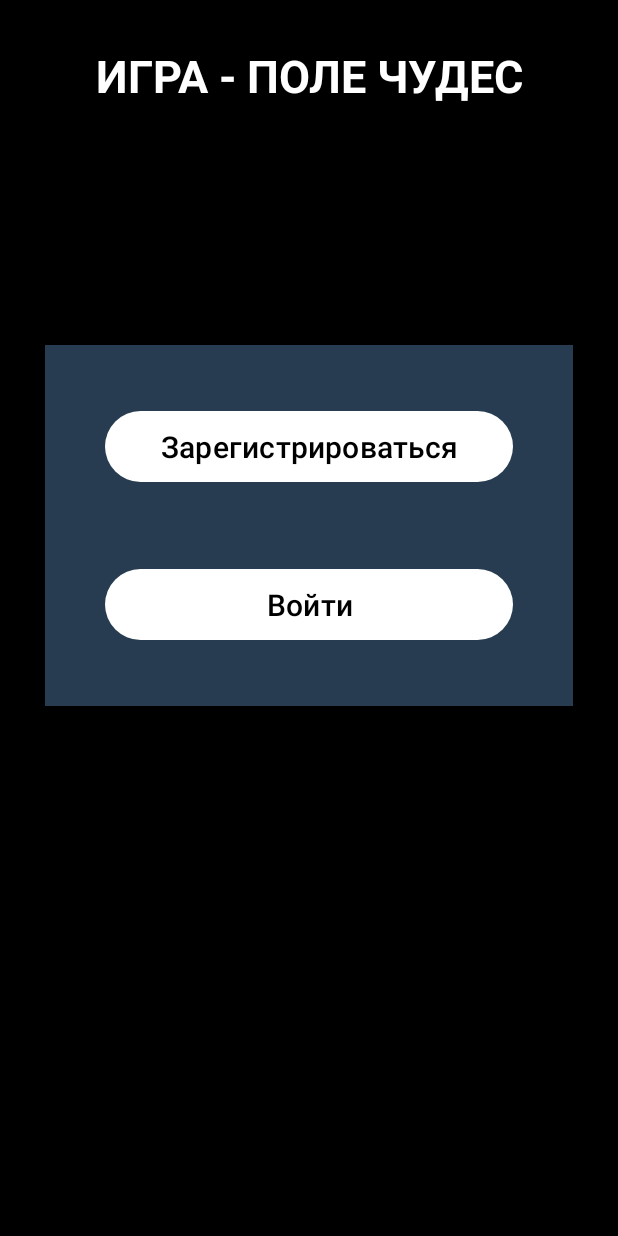
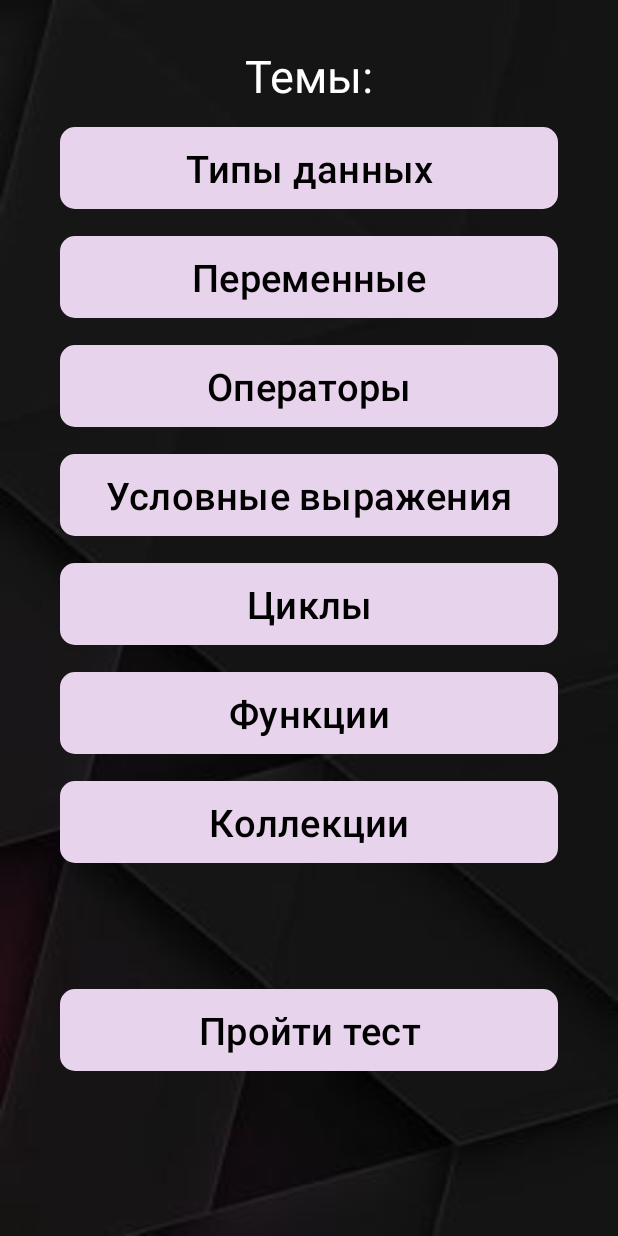
Before and after one commit to hayala124/game, an Android app: the layout activity_main.xml on its own in the app's theme, with its tools: preview values and no code run, on a phone screen of 412 x 824 dp. Run offline under Robolectric (Android 15) with nearby library versions, the phone set to English and light mode, and no system bars.

Commit message:
2 commit

```diff
--- a/app/build.gradle.kts
+++ b/app/build.gradle.kts
@@ -1,6 +1,7 @@
 plugins {
     id("com.android.application")
     id("org.jetbrains.kotlin.android")
+    id("kotlin-parcelize")
 }
 
 android {
--- a/app/src/main/res/layout/activity_main.xml
+++ b/app/src/main/res/layout/activity_main.xml
@@ -4,47 +4,93 @@
     xmlns:tools="http://schemas.android.com/tools"
     android:layout_width="match_parent"
     android:layout_height="match_parent"
-    android:background="@color/black"
+    android:background="@drawable/fon"
     android:padding="30dp"
     tools:context=".MainActivity">
 
     <TextView
+        android:id="@+id/textThemes"
         android:layout_width="wrap_content"
         android:layout_height="wrap_content"
-        android:text="ИГРА - ПОЛЕ ЧУДЕС"
+        android:text="Темы:"
         android:textColor="@color/white"
         android:textSize="30sp"
-        android:textStyle="bold"
         app:layout_constraintStart_toStartOf="parent"
         app:layout_constraintEnd_toEndOf="parent"
-        app:layout_constraintTop_toTopOf="parent" />
+        app:layout_constraintTop_toTopOf="parent"/>
 
-    <androidx.constraintlayout.widget.ConstraintLayout
-        android:layout_width="match_parent"
-        android:layout_height="wrap_content"
-        android:layout_marginTop="200dp"
-        android:padding="40dp"
-        android:background="#273C50"
+    <Button
+        android:id="@+id/btnTypesOfData"
+        style="@style/style_for_button_activity_main"
+        app:cornerRadius="@dimen/cornerRadiusForButton"
+        android:text="Типы данных"
+        app:layout_constraintStart_toStartOf="parent"
         app:layout_constraintEnd_toEndOf="parent"
+        app:layout_constraintTop_toBottomOf="@id/textThemes"/>
+
+    <Button
+        android:id="@+id/btnVariables"
+        style="@style/style_for_button_activity_main"
+        app:cornerRadius="@dimen/cornerRadiusForButton"
+        android:text="Переменные"
         app:layout_constraintStart_toStartOf="parent"
-        app:layout_constraintTop_toTopOf="parent">
+        app:layout_constraintEnd_toEndOf="parent"
+        app:layout_constraintTop_toBottomOf="@id/btnTypesOfData"/>
 
-        <Button
-            android:id="@+id/btn_SignUp"
-            style="@style/style_for_button_activity_main"
-            android:text="Зарегистрироваться"
-            app:cornerRadius="25dp"
-            app:layout_constraintEnd_toEndOf="parent"
-            app:layout_constraintTop_toTopOf="parent" />
+    <Button
+        android:id="@+id/btnOperators"
+        style="@style/style_for_button_activity_main"
+        app:cornerRadius="@dimen/cornerRadiusForButton"
+        android:text="Операторы"
+        app:layout_constraintStart_toStartOf="parent"
+        app:layout_constraintEnd_toEndOf="parent"
+        app:layout_constraintTop_toBottomOf="@id/btnVariables"/>
 
-        <Button
-            android:id="@+id/btn_SignIn"
-            style="@style/style_for_button_activity_main"
-            android:layout_marginTop="50dp"
-            android:text="Войти"
-            app:cornerRadius="25dp"
-            app:layout_constraintEnd_toEndOf="parent"
-            app:layout_constraintTop_toBottomOf="@id/btn_SignUp" />
+    <Button
+        android:id="@+id/btnConditionalExpressions"
+        style="@style/style_for_button_activity_main"
+        app:cornerRadius="@dimen/cornerRadiusForButton"
+        android:text="Условные выражения"
+        app:layout_constraintStart_toStartOf="parent"
+        app:layout_constraintEnd_toEndOf="parent"
+        app:layout_constraintTop_toBottomOf="@id/btnOperators"/>
 
-    </androidx.constraintlayout.widget.ConstraintLayout>
+    <Button
+        android:id="@+id/btnCycles"
+        style="@style/style_for_button_activity_main"
+        app:cornerRadius="@dimen/cornerRadiusForButton"
+        android:text="Циклы"
+        app:layout_constraintStart_toStartOf="parent"
+        app:layout_constraintEnd_toEndOf="parent"
+        app:layout_constraintTop_toBottomOf="@id/btnConditionalExpressions"/>
+
+    <Button
+        android:id="@+id/btnFunction"
+        style="@style/style_for_button_activity_main"
+        app:cornerRadius="@dimen/cornerRadiusForButton"
+        android:text="Функции"
+        app:layout_constraintStart_toStartOf="parent"
+        app:layout_constraintEnd_toEndOf="parent"
+        app:layout_constraintTop_toBottomOf="@id/btnCycles"/>
+
+    <Button
+        android:id="@+id/btnCollection"
+        style="@style/style_for_button_activity_main"
+        app:cornerRadius="@dimen/cornerRadiusForButton"
+        android:text="Коллекции"
+        app:layout_constraintStart_toStartOf="parent"
+        app:layout_constraintEnd_toEndOf="parent"
+        app:layout_constraintTop_toBottomOf="@id/btnFunction"/>
+
+
+    <Button
+        android:id="@+id/btnCheck"
+        style="@style/style_for_button_activity_main"
+        app:cornerRadius="@dimen/cornerRadiusForButton"
+        android:text="Пройти тест"
+        app:layout_constraintStart_toStartOf="parent"
+        app:layout_constraintEnd_toEndOf="parent"
+        app:layout_constraintTop_toBottomOf="@id/btnCollection"
+        app:layout_constraintBottom_toBottomOf="parent"/>
+
 </androidx.constraintlayout.widget.ConstraintLayout>
--- /dev/null
+++ b/app/src/main/res/values/dimens.xml
@@ -0,0 +1,4 @@
+<?xml version="1.0" encoding="utf-8"?>
+<resources>
+    <dimen name="cornerRadiusForButton">10dp</dimen>
+</resources>
--- a/app/src/main/res/values/strings.xml
+++ b/app/src/main/res/values/strings.xml
@@ -1,3 +1,3 @@
 <resources>
-    <string name="app_name">game</string>
+    <string name="app_name">LearningProgrammingLanguage</string>
 </resources>
--- a/app/src/main/res/values/themes.xml
+++ b/app/src/main/res/values/themes.xml
@@ -7,29 +7,14 @@
 
     <style name="Theme.Game" parent="Base.Theme.Game" />
 
-    <style name="style_for_edit_text">
-        <item name="android:layout_width">300dp</item>
-        <item name="android:layout_height">wrap_content</item>
-        <item name="android:layout_marginTop">30dp</item>
-        <item name="android:textColorHint">#C6B9B9</item>
-        <item name="android:textSize">20sp</item>
-    </style>
-
-    <style name="style_2" parent="style_for_edit_text">
-        <item name="android:layout_width">wrap_content</item>
-        <item name="backgroundTint">@color/white</item>
-        <item name="android:textSize">15sp</item>
-        <item name="android:layout_marginTop">50dp</item>
-        <item name="android:textColor">@color/black</item>
-    </style>
-
     <style name="style_for_button_activity_main">
         <item name="android:layout_width">0dp</item>
         <item name="android:layout_height">wrap_content</item>
         <item name="layout_constraintStart_toStartOf">parent</item>
-        <item name="backgroundTint">@color/white</item>
+        <item name="backgroundTint">#E8D3EC</item>
+        <item name="android:layout_margin">10dp</item>
         <item name="android:textColor">@color/black</item>
-        <item name="android:textSize">20sp</item>
+        <item name="android:textSize">25sp</item>
         <item name="android:padding">10dp</item>
     </style>
 </resources>
```
Also changed, not shown: app/src/main/AndroidManifest.xml (+4 -7 lines), app/src/main/java/com/hayala/game/InformationActivity.kt (renamed from app/src/main/java/com/hayala/game/SignUpActivity.kt, +4 -5 lines), app/src/main/java/com/hayala/game/MainActivity.kt (+0 -10 lines), app/src/main/java/com/hayala/game/SignInActivity.kt (deleted, +0 -19 lines), app/src/main/java/com/hayala/game/StartActivity.kt (+9 -14 lines), app/src/main/res/drawable/background_for_application.xml (deleted, +0 -7 lines), app/src/main/res/layout/activity_information.xml (added, +10 -0 lines), app/src/main/res/layout/activity_sign_in.xml (deleted, +0 -64 lines), app/src/main/res/layout/activity_sign_up.xml (deleted, +0 -85 lines), app/src/main/res/layout/activity_start.xml (+32 -6 lines), app/src/main/res/drawable/fon.png (added).
